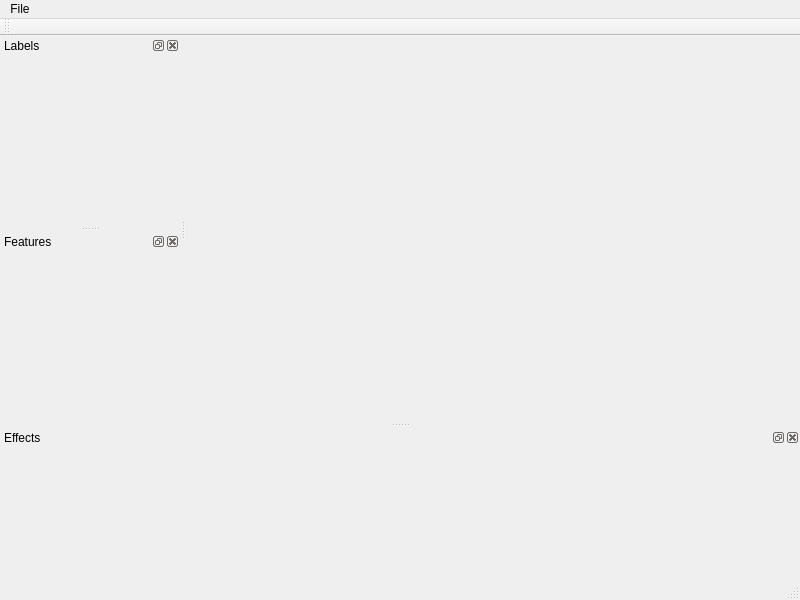
Before: the Qt Designer form mainwindow.ui in TIDOP-USAL/CloudClassifier, drawn with Qt 5.
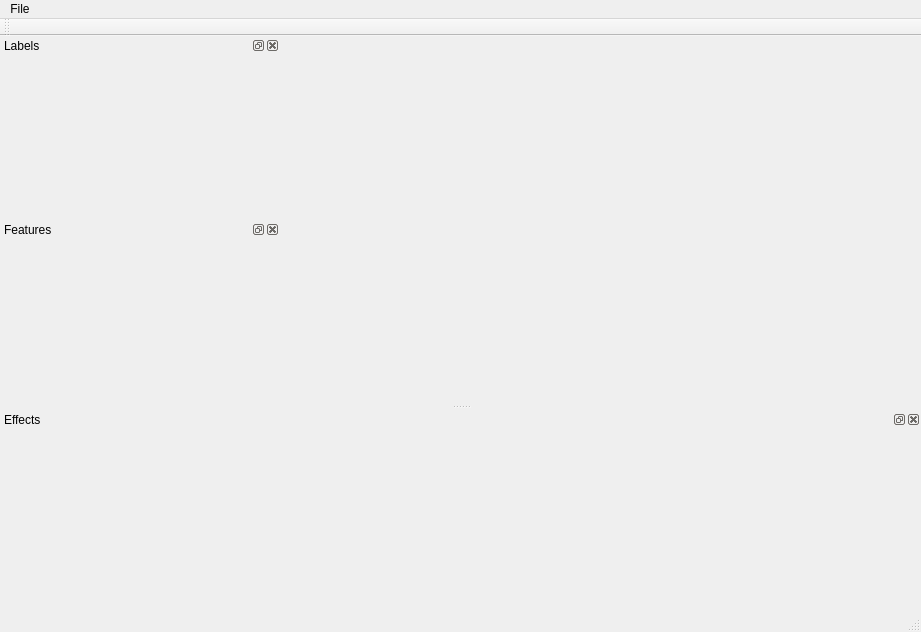
After: the same form once the commit is applied. Icons and pictures are not drawn.

```diff
--- a/mainwindow.ui
+++ b/mainwindow.ui
@@ -6,8 +6,8 @@
    <rect>
     <x>0</x>
     <y>0</y>
-    <width>800</width>
-    <height>600</height>
+    <width>921</width>
+    <height>632</height>
    </rect>
   </property>
   <property name="windowTitle">
@@ -30,10 +30,16 @@
   <widget class="QDockWidget" name="dockLabel">
    <property name="minimumSize">
     <size>
-     <width>180</width>
+     <width>280</width>
      <height>80</height>
     </size>
    </property>
+   <property name="maximumSize">
+    <size>
+     <width>280</width>
+     <height>524287</height>
+    </size>
+   </property>
    <property name="windowTitle">
     <string>Labels</string>
    </property>
@@ -45,8 +51,14 @@
   <widget class="QDockWidget" name="dockEffects">
    <property name="minimumSize">
     <size>
-     <width>82</width>
-     <height>150</height>
+     <width>400</width>
+     <height>200</height>
+    </size>
+   </property>
+   <property name="maximumSize">
+    <size>
+     <width>524287</width>
+     <height>524287</height>
     </size>
    </property>
    <property name="windowTitle">
@@ -62,7 +74,7 @@
     <rect>
      <x>0</x>
      <y>0</y>
-     <width>800</width>
+     <width>921</width>
      <height>22</height>
     </rect>
    </property>
@@ -81,10 +93,16 @@
   <widget class="QDockWidget" name="dockFeatures">
    <property name="minimumSize">
     <size>
-     <width>180</width>
+     <width>280</width>
      <height>80</height>
     </size>
    </property>
+   <property name="maximumSize">
+    <size>
+     <width>280</width>
+     <height>524287</height>
+    </size>
+   </property>
    <property name="windowTitle">
     <string>Features</string>
    </property>
```
